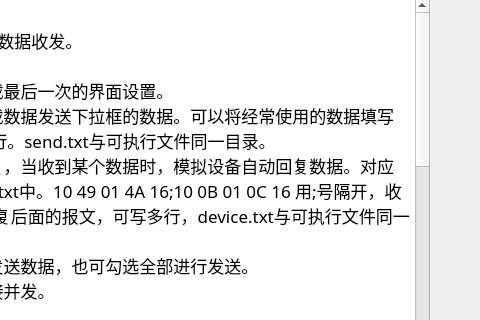
whx110123/nettool, file src/form/dialogintroduction.ui: the form before one commit; both pictures show x 231 to 711 and y 118 to 438 of the 711 by 666 pixel window.
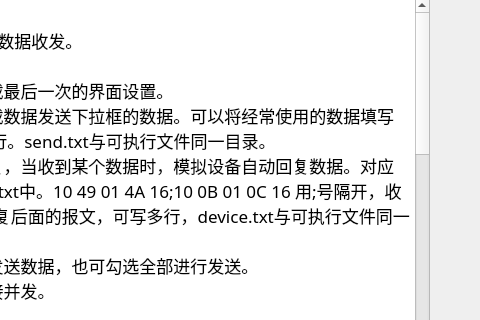
The form after the commit.

```diff
--- a/src/form/dialogintroduction.ui
+++ b/src/form/dialogintroduction.ui
@@ -115,7 +115,12 @@
 
 版本[1.11] 20200610
 1.103 ASDU10增加GDD1为203,即遥脉报文的解析
-2.修改对网络103与104序号管理解析时的格式</string>
+2.修改对网络103与104序号管理解析时的格式
+
+版本[2.01] 20200810
+1.使用新的代码进行解析报文
+2.增加保信规约解析与103ASDU报文解析
+3.增加模拟104主站与子站功能</string>
      </property>
     </widget>
    </item>
```
